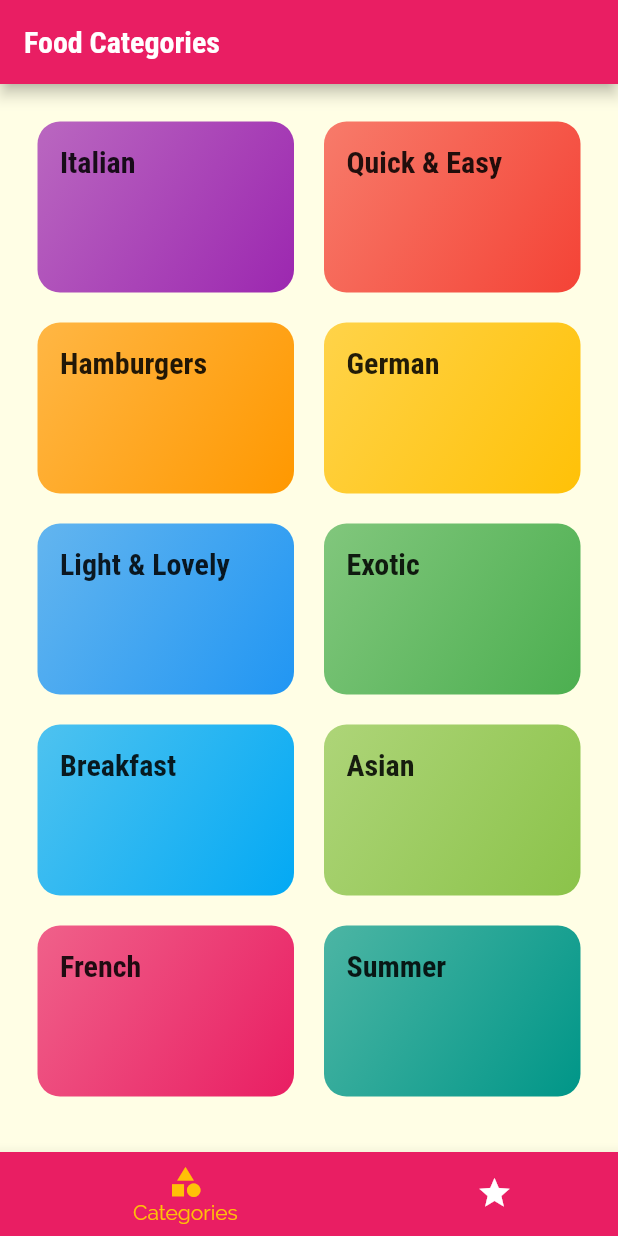
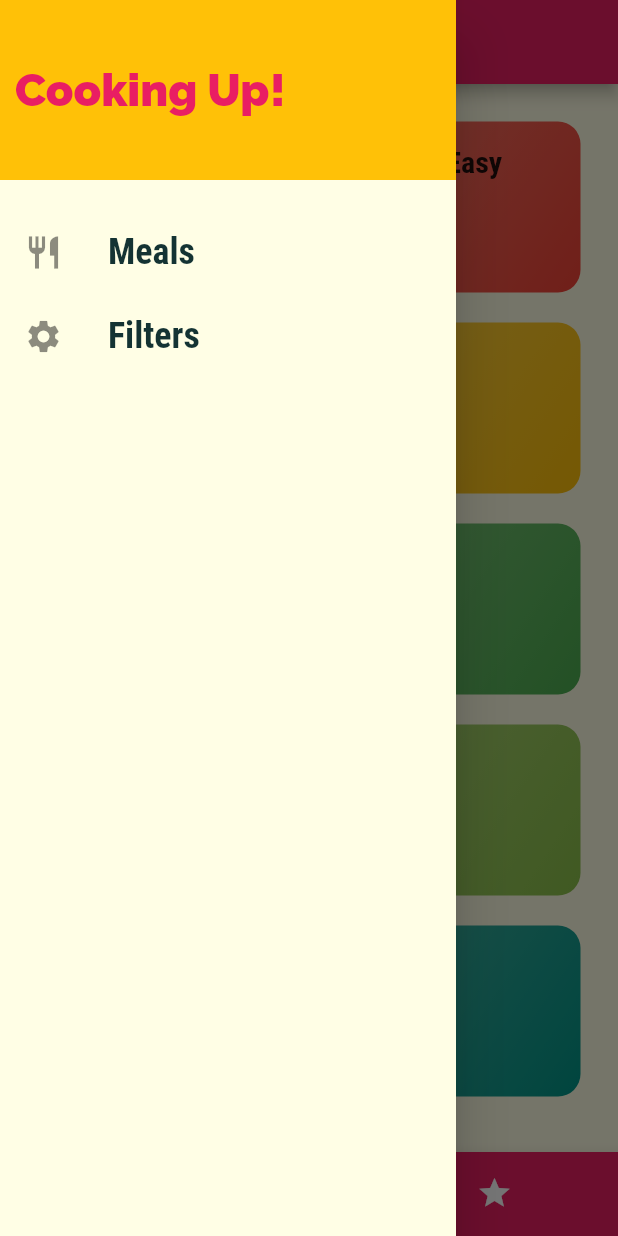
Before and after one commit to imGtheCoder/meals-app, a Flutter app: the screen it shows after launch, with the side drawer open (before the commit the screen has no drawer), on a phone screen of 412 x 824 dp. Run offline on Flutter 3.47's test engine with Material 2 defaults, Android fonts, the phone set to English and light mode, and no system bars.

Commit message:
Added a side drawer + few functionality features

```diff
--- a/lib/main.dart
+++ b/lib/main.dart
@@ -1,4 +1,5 @@
 import 'package:flutter/material.dart';
+import 'screens/filters_screen.dart';
 import 'screens/tabs_screen.dart';
 import 'screens/meal_detail_screen.dart';
 import 'screens/categories_screen.dart';
@@ -43,10 +44,13 @@ class MyApp extends StatelessWidget {
               ),
             ),
       ),
-      home: TabsScreen(),
+      //home: TabsScreen(),
+      initialRoute: '/',
       routes: {
+        '/' :(context) => TabsScreen(),
         CategoryMealsScreen.routeName: (ctx) => CategoryMealsScreen(),
         MealDetailScreen.routeName: (ctx) => MealDetailScreen(),
+        FiltersScreen.routeName:(ctx) => FiltersScreen(),
       },
       onGenerateRoute: (settings) {
         //
--- /dev/null
+++ b/lib/screens/filters_screen.dart
@@ -0,0 +1,15 @@
+import 'package:flutter/material.dart';
+
+class FiltersScreen extends StatelessWidget {
+  static const routeName = '/filters';
+
+  @override
+  Widget build(BuildContext context) {
+    return Scaffold(
+      appBar: AppBar(title: Text('Filters')),
+      body: Center(
+        child: Text('Filters'),
+      ),
+    );
+  }
+}
--- a/lib/screens/meal_detail_screen.dart
+++ b/lib/screens/meal_detail_screen.dart
@@ -10,7 +10,7 @@ class MealDetailScreen extends StatelessWidget {
       margin: EdgeInsets.symmetric(vertical: 10),
       child: Text(
         'Ingredients',
-        style: Theme.of(context).textTheme.titleLarge,
+        style: Theme.of(context).textTheme.titleLarge,// theme of uses the builder!!!
       ),
     );
   }
--- a/lib/screens/tabs_screen.dart
+++ b/lib/screens/tabs_screen.dart
@@ -1,4 +1,5 @@
 import 'package:flutter/material.dart';
+import '../widgets/main_drawer.dart';
 import '../screens/favorites_screen.dart';
 import '../screens/categories_screen.dart';
 
@@ -28,6 +29,7 @@ class _TabsScreenState extends State<TabsScreen> {
       appBar: AppBar(
         title: Text(_pages[_selectPageIndex]['title'] as String),
       ),
+      drawer: MainDrawer(),
       body: _pages[_selectPageIndex]['page'] as Widget,
       bottomNavigationBar: BottomNavigationBar(
         onTap:_selectPage,
--- /dev/null
+++ b/lib/widgets/main_drawer.dart
@@ -0,0 +1,55 @@
+import 'package:flutter/material.dart';
+
+import '../screens/filters_screen.dart';
+
+class MainDrawer extends StatelessWidget {
+  Widget buildListTile(String label, IconData icon, Function tapHandler) {
+    return ListTile(
+      leading: Icon(
+        icon,
+        size: 26,
+      ),
+      title: Text(
+        label,
+        style: TextStyle(
+          fontFamily: 'Roboto',
+          fontSize: 24,
+          fontWeight: FontWeight.bold,
+        ),
+      ),
+      onTap: tapHandler,
+    );
+  }
+
+  @override
+  Widget build(BuildContext context) {
+    return Drawer(
+      child: Column(children: [
+        Container(
+          height: 120,
+          width: double.infinity,
+          padding: const EdgeInsets.all(10),
+          alignment: Alignment.centerLeft,
+          color: Theme.of(context).accentColor,
+          child: Text(
+            'Cooking Up!',
+            style: TextStyle(
+              fontWeight: FontWeight.w900,
+              fontSize: 30,
+              color: Theme.of(context).primaryColor,
+            ),
+          ),
+        ),
+        SizedBox(
+          height: 20,
+        ),
+        buildListTile('Meals', Icons.restaurant, () {
+          Navigator.of(context).pushNamed('/');
+        }),
+        buildListTile('Filters', Icons.settings, () {
+          Navigator.of(context).pushNamed(FiltersScreen.routeName);
+        })
+      ]),
+    );
+  }
+}
```
